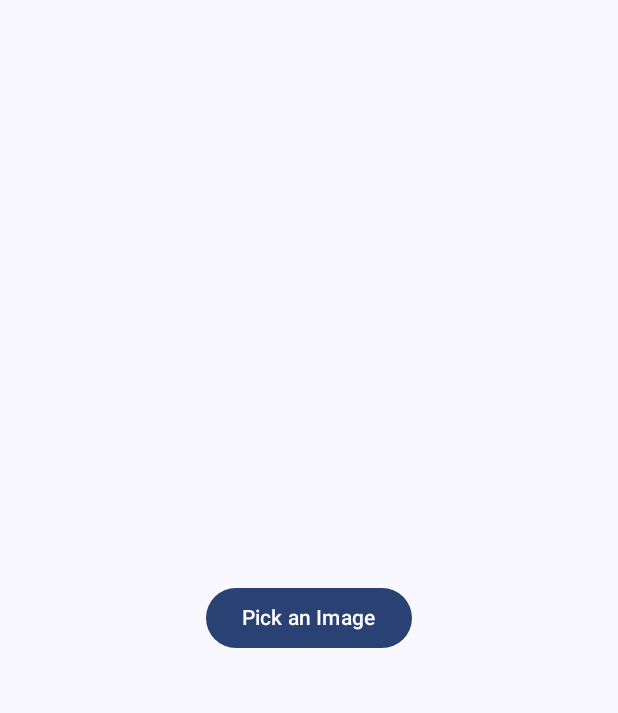
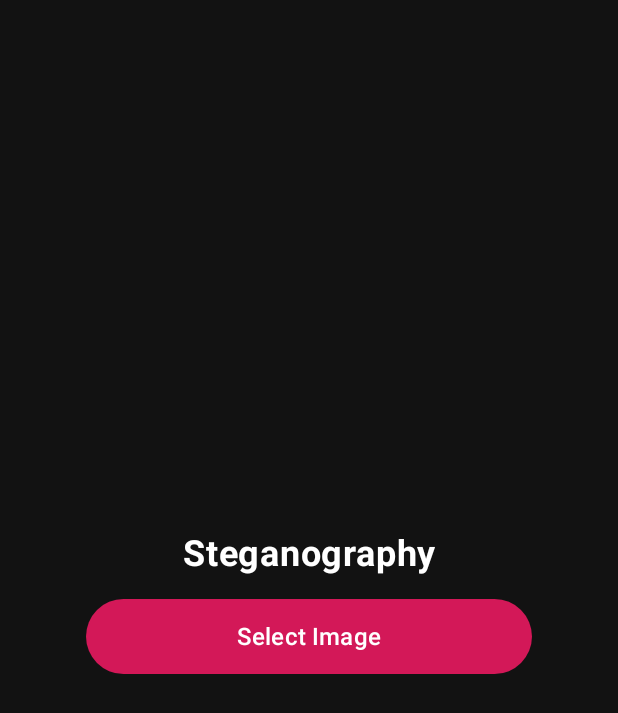
Before and after one commit to ultfone/Steganography, an Android app built with Jetpack Compose: the screen it shows after launch (MainActivity), on a phone screen of 412 x 824 dp. Shown: the top 713 px of the screen. Run offline under Robolectric (Android 15) with nearby library versions, the phone set to English and light mode, and no system bars.

Commit message:
Try To save commit

```diff
--- a/app/src/main/java/com/example/steganography/MainActivity.kt
+++ b/app/src/main/java/com/example/steganography/MainActivity.kt
@@ -5,75 +5,119 @@ import android.os.Bundle
 import androidx.activity.ComponentActivity
 import androidx.activity.compose.rememberLauncherForActivityResult
 import androidx.activity.compose.setContent
-import androidx.activity.enableEdgeToEdge
 import androidx.activity.result.contract.ActivityResultContracts
 import androidx.compose.foundation.Image
-//import androidx.compose.foundation.layout.Arrangement
-import androidx.compose.foundation.layout.Box
-import androidx.compose.foundation.layout.Column
-import androidx.compose.foundation.layout.fillMaxSize
-import androidx.compose.foundation.layout.padding
-import androidx.compose.material3.Button
-import androidx.compose.material3.Scaffold
-import androidx.compose.material3.Text
-import androidx.compose.runtime.Composable
-import androidx.compose.runtime.mutableStateOf
-import androidx.compose.runtime.remember
+import androidx.compose.foundation.background
+import androidx.compose.foundation.layout.*
+import androidx.compose.foundation.shape.RoundedCornerShape
+import androidx.compose.material3.*
+import androidx.compose.runtime.*
 import androidx.compose.ui.Alignment
+import androidx.compose.ui.Modifier
+import androidx.compose.ui.graphics.Color
 import androidx.compose.ui.platform.LocalContext
 import androidx.compose.ui.tooling.preview.Preview
 import androidx.compose.ui.unit.dp
 import coil.compose.rememberAsyncImagePainter
-import androidx.compose.ui.Modifier
-import androidx.compose.foundation.layout.size
-import androidx.core.view.WindowCompat
-
-
 import com.example.steganography.ui.theme.SteganographyTheme
+import androidx.compose.ui.draw.clip
+import androidx.compose.ui.text.font.FontWeight
+import androidx.compose.ui.unit.sp
+import androidx.compose.ui.text.style.TextAlign
 
 class MainActivity : ComponentActivity() {
     override fun onCreate(savedInstanceState: Bundle?) {
         super.onCreate(savedInstanceState)
-        enableEdgeToEdge()
         setContent {
-            WindowCompat.setDecorFitsSystemWindows(window,false)
             SteganographyTheme {
-                Scaffold(modifier = Modifier.fillMaxSize()) { innerPadding ->
-                    ImagePicker(modifier = Modifier.padding(innerPadding))
+                Surface(
+                    modifier = Modifier.fillMaxSize(),
+                    color = Color(0xFF121212)
+                ) {
+                    ImagePicker()
                 }
             }
         }
     }
 }
 
-
 @Composable
-fun ImagePicker(modifier: Modifier = Modifier) {
-    val context = LocalContext.current
-    val counter = remember { mutableStateOf(0) }
+fun ImagePicker() {
     val imageUri = remember { mutableStateOf<Uri?>(null) }
-    val gridTypeShi = rememberLauncherForActivityResult(
-         contract = ActivityResultContracts.GetContent()
+    val imagePicker = rememberLauncherForActivityResult(
+        contract = ActivityResultContracts.GetContent()
     ) { uri: Uri? ->
         imageUri.value = uri
     }
 
-    Box(
-        modifier = Modifier.fillMaxSize(),
-        contentAlignment = Alignment.Center
+    Column(
+        modifier = Modifier
+            .fillMaxSize()
+            .background(Color(0xFF121212))
+            .padding(20.dp),
+        horizontalAlignment = Alignment.CenterHorizontally,
+        verticalArrangement = Arrangement.Center
     ) {
-        Column(horizontalAlignment = Alignment.CenterHorizontally) {
-            Button(onClick = { gridTypeShi.launch("image/*") }) {
-                Text("Pick an Image")
-            }
-            imageUri.value?.let { uri ->
+        Text(
+            text = "Steganography",
+            fontSize = 24.sp,
+            fontWeight = FontWeight.Bold,
+            color = Color.White,
+            textAlign = TextAlign.Center,
+            modifier = Modifier.padding(bottom = 16.dp)
+        )
+
+        Button(
+            onClick = { imagePicker.launch("image/*") },
+            modifier = Modifier
+                .fillMaxWidth(0.8f)
+                .height(50.dp)
+                .clip(RoundedCornerShape(12.dp)),
+            colors = ButtonDefaults.buttonColors(containerColor = Color(0xFFD31858))
+        ) {
+            Text(text = "Select Image", color = Color.White, fontSize = 16.sp)
+        }
+
+        Spacer(modifier = Modifier.height(20.dp))
+
+        imageUri.value?.let { uri ->
+            Card(
+                modifier = Modifier
+                    .size(250.dp)
+                    .clip(RoundedCornerShape(12.dp)),
+                elevation = CardDefaults.elevatedCardElevation(6.dp)
+            ) {
                 Image(
                     painter = rememberAsyncImagePainter(uri),
                     contentDescription = "Selected Image",
+                    modifier = Modifier.fillMaxSize()
+                )
+            }
+
+            Spacer(modifier = Modifier.height(20.dp))
+
+            Row(horizontalArrangement = Arrangement.SpaceEvenly) {
+                Button(
+                    onClick = {},
                     modifier = Modifier
-                        .size(200.dp)
-                        .padding(top = 16.dp)
-                )
+                        .weight(1f)
+                        .padding(end = 8.dp)
+                        .height(45.dp),
+                    colors = ButtonDefaults.buttonColors(containerColor = Color(0xFF43A047))
+                ) {
+                    Text(text = "Encrypt", color = Color.White, fontSize = 16.sp)
+                }
+
+                Button(
+                    onClick = {},
+                    modifier = Modifier
+                        .weight(1f)
+                        .padding(start = 8.dp)
+                        .height(45.dp),
+                    colors = ButtonDefaults.buttonColors(containerColor = Color(0xFFDA0F0F))
+                ) {
+                    Text(text = "Decrypt", color = Color.White, fontSize = 16.sp)
+                }
             }
         }
     }
@@ -81,8 +125,8 @@ fun ImagePicker(modifier: Modifier = Modifier) {
 
 @Preview(showBackground = true)
 @Composable
-fun GreetingPreview() {
-            SteganographyTheme {
-                ImagePicker()
+fun PreviewImagePicker() {
+    SteganographyTheme {
+        ImagePicker()
     }
 }
```
